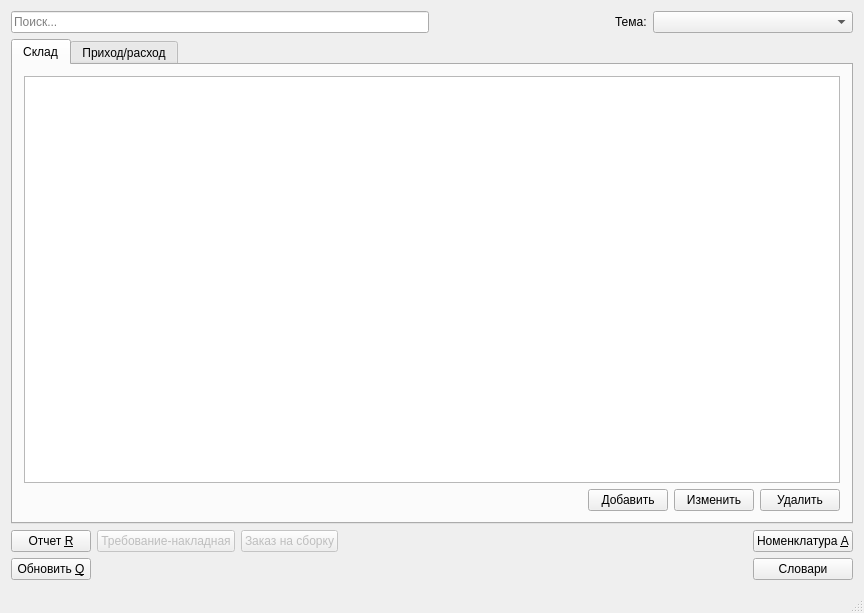
First picture: the form in mainwindow.ui, repository igrekus/depot, before the edit.
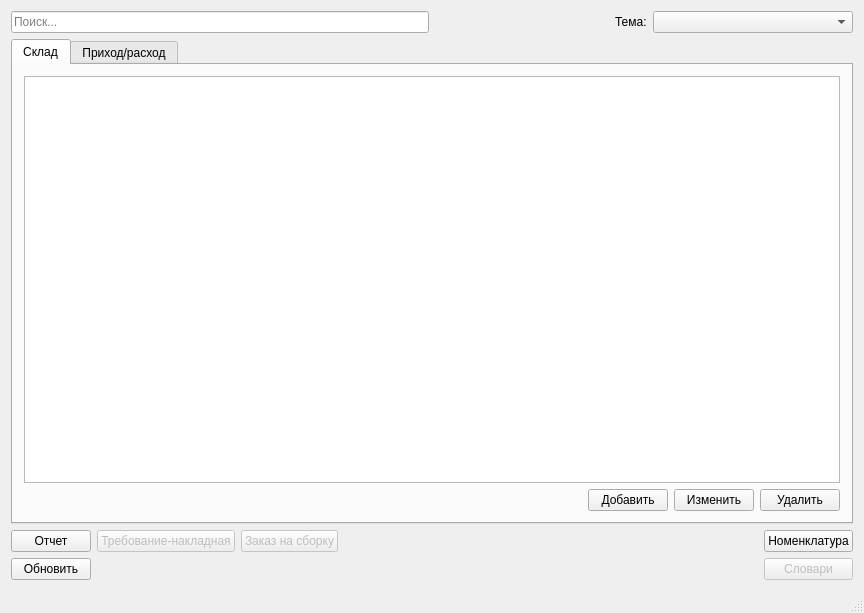
Second picture: the form after the edit.

Commit message: Правки интерфейса

Diff of the .ui file:
```diff
--- a/mainwindow.ui
+++ b/mainwindow.ui
@@ -192,7 +192,7 @@
           <item>
            <widget class="QPushButton" name="btnReport">
             <property name="text">
-             <string>Отчет &amp;R</string>
+             <string>Отчет</string>
             </property>
            </widget>
           </item>
@@ -236,7 +236,7 @@
           <item>
            <widget class="QPushButton" name="btnReloadData">
             <property name="text">
-             <string>Обновить &amp;Q</string>
+             <string>Обновить</string>
             </property>
            </widget>
           </item>
@@ -262,12 +262,15 @@
         <item>
          <widget class="QPushButton" name="btnInventoryEditor">
           <property name="text">
-           <string>Номенклатура &amp;A</string>
+           <string>Номенклатура</string>
           </property>
          </widget>
         </item>
         <item>
          <widget class="QPushButton" name="btnDictEditor">
+          <property name="enabled">
+           <bool>false</bool>
+          </property>
           <property name="text">
            <string>Словари</string>
           </property>
```
The commit also changes 5 other files.
